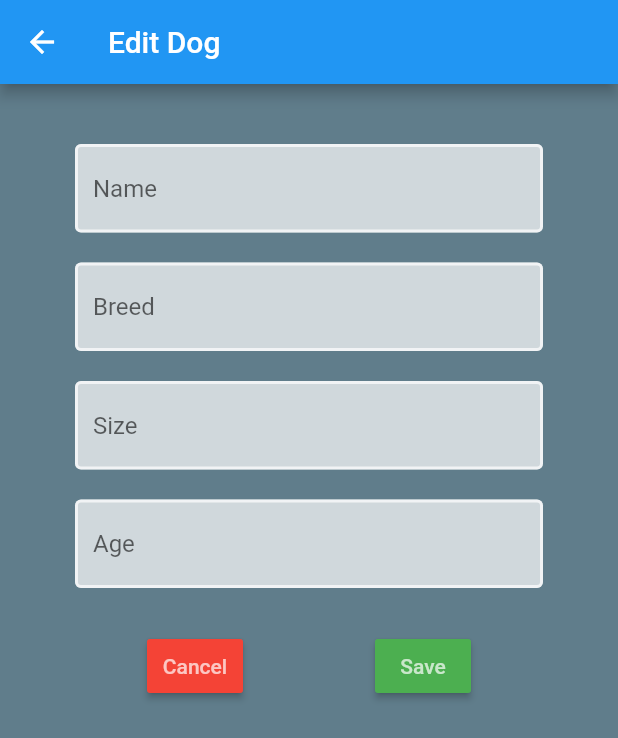
After one commit to bofomiso/CSCI567-S20-FinalProject, a Flutter app: the EditDog screen opened directly, on a phone screen of 412 x 824 dp. The commit adds this screen. Shown: the top 738 px of the screen. Run offline on Flutter 3.47's test engine with Material 2 defaults, Android fonts, the phone set to English and light mode, and no system bars; our stand-ins replace cloud_firestore, firebase_auth, flutter_spinkit, geolocator, google_maps_flutter; missing offline and left inert: search_map_place; accounts and stored records are empty.

Commit message:
update the dog

```diff
--- /dev/null
+++ b/dogapp/lib/screens/editdog.dart
@@ -0,0 +1,158 @@
+import 'package:cloud_firestore/cloud_firestore.dart';
+import 'package:dogapp/shared/constants.dart';
+import 'package:dogapp/shared/loading.dart';
+import 'package:flutter/material.dart';
+
+class EditDog extends StatefulWidget {
+  final String uid;
+  final String dogName;
+  final String dogBreed;
+  final String dogSize;
+  final String dogAge;
+
+  const EditDog({Key key, this.uid, this.dogAge, this.dogBreed, this.dogName, this.dogSize}) : super(key: key);
+
+
+  @override
+  _EditDogState createState() => _EditDogState();
+}
+
+class _EditDogState extends State<EditDog> {
+
+  final db = Firestore.instance;
+  final _formKey = GlobalKey<FormState>();
+  bool  loading = false;
+
+  String dogBreed = "";
+  String dogSize = "";
+  String dogAge = "";
+  String error = "";
+  String dogName = "";
+
+  @override
+  Widget build(BuildContext context) {
+    return loading ? Loading(): Scaffold(
+      backgroundColor: Colors.blueGrey,
+      appBar: AppBar(
+        title: Text('Edit Dog'),
+      ),
+      body:SafeArea(
+        child:SingleChildScrollView(
+          child: Container(
+          padding: EdgeInsets.symmetric(vertical: 20.0, horizontal: 50.0),
+          child: Form(
+            key: _formKey,
+            child: Column(
+              children: <Widget>[
+                  SizedBox(height: 20.0),
+                TextFormField(
+                  initialValue: widget.dogName,
+                  decoration: textInputDecoration.copyWith(
+                    hintText: 'Name',
+                  ),
+                  validator: (val) => val.isEmpty ? 'Enter a Name' : null,
+                  onChanged: (val){
+                    setState(() {
+                      dogName = val;
+                    });
+                  },
+                ),
+                SizedBox(height: 20.0),
+                TextFormField(
+                  initialValue: widget.dogBreed,
+                  decoration: textInputDecoration.copyWith(
+                    hintText: 'Breed',
+                  ),
+                  validator: (val) => val.isEmpty ? 'Enter a Breed' : null,
+                  onChanged: (val){
+                    setState(() {
+                      dogBreed = val;
+                    });
+                  },
+                ),
+                SizedBox(height: 20.0),
+                TextFormField(
+                  initialValue: widget.dogSize,
+                  decoration: textInputDecoration.copyWith(
+                    hintText: 'Size',
+                  ),
+                  validator: (val) => val.isEmpty ? 'Small, Medium, Large' : null,
+                  onChanged: (val){
+                    setState(() {
+                      dogSize = val;
+                    });
+                  },
+                ),
+                SizedBox(height: 20.0),
+                TextFormField(
+                  initialValue: widget.dogAge,
+                  decoration: textInputDecoration.copyWith(
+                    hintText: 'Age'
+                  ),
+                  validator: (val) => val.isEmpty ? 'Age' : null,
+                  onChanged: (val){
+                    setState(() {
+                      dogAge = val;
+                    });
+                  },
+                ),
+                SizedBox(height: 20.0,),
+                ButtonBar(
+                  alignment: MainAxisAlignment.spaceAround,
+                  children: <Widget>[
+                    RaisedButton(
+                    color: Colors.red,
+                    child: Text(
+                      "Cancel",
+                      style: TextStyle(color: Colors.white70),
+                      ),
+                      onPressed: () async{
+                        Navigator.pop(context);
+                      },
+                    ),
+                    RaisedButton(
+                    color: Colors.green,
+                    child: Text(
+                      "Save",
+                      style: TextStyle(color: Colors.white70),
+                      ),
+                      onPressed: () async{
+                        if(_formKey.currentState.validate()){
+                          editDog();
+                          Navigator.pop(context);
+                        }
+                      },
+                    ),
+                  ],
+
+                ),
+                SizedBox(height: 20.0,),
+                Text(
+                  error,
+                  style: TextStyle(color: Colors.red, fontSize: 14.0),
+                )
+              ]
+            )
+          ),
+        ),
+        ),
+      ),
+    );
+  }
+  void editDog() async {
+    if(dogSize.isEmpty){
+      dogSize = widget.dogSize;
+    }
+    if(dogBreed.isEmpty){
+      dogBreed = widget.dogBreed;
+    }
+    if(dogName.isEmpty){
+      dogName = widget.dogName;
+    }
+    if(dogAge.isEmpty){
+      dogAge = widget.dogAge;
+    }
+    await db.collection('dog').document(widget.uid).updateData({'name':'$dogName',
+    'breed':'$dogBreed', 'age':'$dogAge', 'size':'$dogSize',});
+  }
+}
--- a/dogapp/lib/screens/profile.dart
+++ b/dogapp/lib/screens/profile.dart
@@ -2,6 +2,7 @@ import 'package:cloud_firestore/cloud_firestore.dart';
 import 'package:dogapp/screens/newdog.dart';
 import 'package:dogapp/shared/loading.dart';
 import 'package:flutter/material.dart';
+import 'editdog.dart';
 
 class Profile extends StatefulWidget {
   final String uid;
@@ -13,7 +14,6 @@ class Profile extends StatefulWidget {
 
 class _ProfileState extends State<Profile> {
   @override
-
   Widget build(BuildContext context) {
     return Scaffold(
       appBar: AppBar(title: Text('Your Dogs'), actions: <Widget>[
@@ -28,7 +28,10 @@ class _ProfileState extends State<Profile> {
             label: Text("Add Dog"))
       ]),
       body: StreamBuilder(
-          stream: Firestore.instance.collection('dog').where('userId', isEqualTo: widget.uid).snapshots(),
+          stream: Firestore.instance
+              .collection('dog')
+              .where('userId', isEqualTo: widget.uid)
+              .snapshots(),
           builder: (context, AsyncSnapshot<QuerySnapshot> snapshot) {
             if (!snapshot.hasData) return Loading();
             return ListView(
@@ -39,7 +42,13 @@ class _ProfileState extends State<Profile> {
                     subtitle: Text(document['breed']),
                     trailing: Icon(Icons.more_vert),
                     isThreeLine: true,
-                    onTap: (){
+                    onTap: () {
+                      Navigator.push(context,MaterialPageRoute(
+                      builder: (BuildContext context) => EditDog(uid:document.documentID,
+                      dogAge: document['age'],
+                      dogName: document['name'],
+                      dogSize: document['size'],
+                      dogBreed: document['breed'],)));
                       print(document['name']);
                     },
                   ),
@@ -49,5 +58,4 @@ class _ProfileState extends State<Profile> {
           }),
     );
   }
-
 }
```
